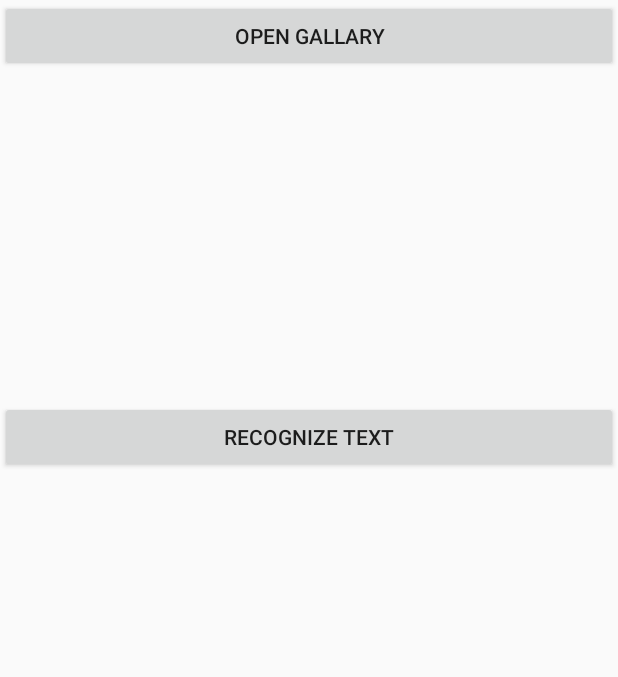
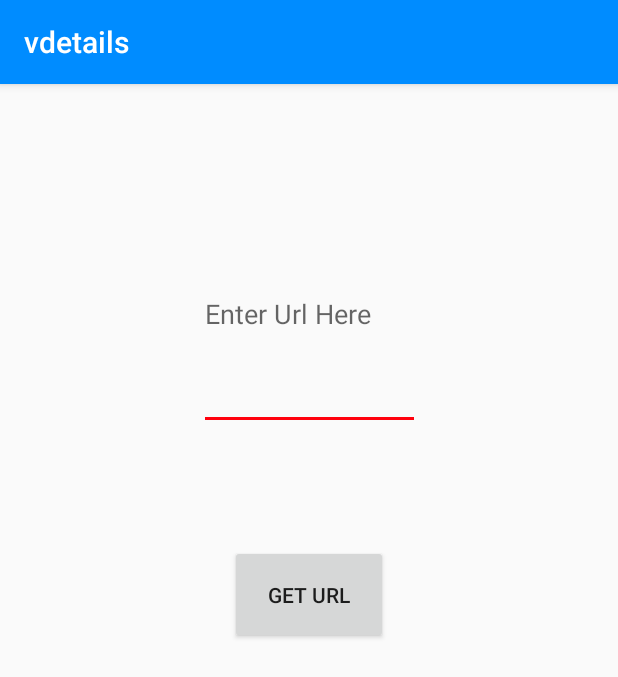
Before and after one commit to Yaswanth3277/vdetails, an Android app: the uploadPic screen opened directly, with no data from a screen before it, on a phone screen of 412 x 824 dp. Shown: the top 677 px of the screen. Run offline under Robolectric (Android 15) with nearby library versions, the phone set to English and light mode, and no system bars; libraries missing offline, so code that uses them is left out: com.googlecode.tesseract; 2 statements that could not run were skipped.

Commit message:
Revert "updates"
This reverts commit 494f54e3fb4a15fd167b90a9f478bd0a1b245eb2.

```diff
--- a/app/src/main/java/com/example/vdetails/uploadPic.java
+++ b/app/src/main/java/com/example/vdetails/uploadPic.java
@@ -1,76 +1,37 @@
 package com.example.vdetails;
 
-import java.io.FileNotFoundException;
-
-import android.app.Activity;
-import android.content.Intent;
 import android.graphics.Bitmap;
 import android.graphics.BitmapFactory;
-import android.net.Uri;
 import android.os.Bundle;
+import android.support.v7.app.AppCompatActivity;
 import android.view.View;
-import android.widget.Button;
-import android.widget.ImageView;
+import android.widget.EditText;
 import android.widget.TextView;
-
 import com.example.vdetails.OcrManager;
 
-public class uploadPic extends Activity {
+public class uploadPic extends AppCompatActivity {
 
-    TextView textTargetUri;
-    ImageView targetImage;
-    Bitmap bitmap;
+    public void onGetText(View view){
+
+        TextView text = findViewById(R.id.urlDisp);
+
+        Bitmap bm = BitmapFactory.decodeResource(getResources(),R.drawable.textfile);
+        OcrManager ocr = new OcrManager();
+        String imageText = ocr.startRecognize(bm);
+        text.setText(imageText);
 
 
-    /** Called when the activity is first created. */
+
+
+    }
+
     @Override
-    public void onCreate(Bundle savedInstanceState) {
+    protected void onCreate(Bundle savedInstanceState) {
         super.onCreate(savedInstanceState);
         setContentView(R.layout.upload_pic);
 
         OcrManager manager = new OcrManager();
         manager.initAPI();
-        Button buttonLoadImage = (Button)findViewById(R.id.loadimage);
-        textTargetUri = (TextView)findViewById(R.id.targeturi);
-        targetImage = (ImageView)findViewById(R.id.targetimage);
-
-        buttonLoadImage.setOnClickListener(new Button.OnClickListener(){
-
-            @Override
-            public void onClick(View arg0) {
-                // TODO Auto-generated method stub
-                Intent intent = new Intent(Intent.ACTION_PICK,
-                        android.provider.MediaStore.Images.Media.EXTERNAL_CONTENT_URI);
-                startActivityForResult(intent, 0);
-            }});
-    }
-
-    @Override
-    public void onActivityResult(int requestCode, int resultCode, Intent data) {
-        // TODO Auto-generated method stub
-        super.onActivityResult(requestCode, resultCode, data);
-
-        if (resultCode == RESULT_OK){
-            Uri targetUri = data.getData();
-            textTargetUri.setText(targetUri.toString());
-
-            try {
-                bitmap = BitmapFactory.decodeStream(getContentResolver().openInputStream(targetUri));
-                targetImage.setImageBitmap(bitmap);
-            } catch (FileNotFoundException e) {
-                // TODO Auto-generated catch block
-                e.printStackTrace();
-            }
-        }
-    }
-
-    public void onGetText(View view){
-
-        TextView text = findViewById(R.id.textDisp);
-
-        OcrManager ocr = new OcrManager();
-        String imageText = ocr.startRecognize(bitmap);
-        text.setText(imageText);
 
     }
 }
--- a/app/src/main/res/layout/upload_pic.xml
+++ b/app/src/main/res/layout/upload_pic.xml
@@ -1,35 +1,42 @@
 <?xml version="1.0" encoding="utf-8"?>
-<LinearLayout xmlns:android="http://schemas.android.com/apk/res/android"
-    android:orientation="vertical"
-    android:layout_width="fill_parent"
-    android:layout_height="fill_parent">
+<android.support.constraint.ConstraintLayout xmlns:android="http://schemas.android.com/apk/res/android"
+    xmlns:tools="http://schemas.android.com/tools"
+    android:layout_width="match_parent"
+    android:layout_height="match_parent"
+    xmlns:app="http://schemas.android.com/apk/res-auto">
+
+    <EditText
+        android:id="@+id/editText"
+        app:layout_constraintBottom_toTopOf="@+id/button3"
+        app:layout_constraintEnd_toEndOf="parent"
+        app:layout_constraintStart_toStartOf="parent"
+        app:layout_constraintTop_toTopOf="parent"
+        android:layout_width="147dp"
+        android:layout_height="154dp"
+        android:ems="10"
+        android:hint="Enter Url Here"
+        android:inputType="textPersonName"
+        tools:layout_editor_absoluteX="102dp"
+        tools:layout_editor_absoluteY="55dp" />
 
     <Button
-        android:id="@+id/loadimage"
-        android:layout_width="fill_parent"
-        android:layout_height="wrap_content"
-        android:text="Open Gallary" />
+        android:id="@+id/button3"
+        android:layout_width="105dp"
+        android:layout_height="66dp"
+        android:onClick="onGetText"
+        android:text="Get Url"
+        app:layout_constraintBottom_toTopOf="@+id/urlDisp"
+        app:layout_constraintEnd_toEndOf="parent"
+        app:layout_constraintStart_toStartOf="parent"
+        app:layout_constraintTop_toBottomOf="@+id/editText" />
 
     <TextView
-        android:id="@+id/targeturi"
-        android:layout_width="fill_parent"
-        android:layout_height="wrap_content" />
+        android:id="@+id/urlDisp"
+        android:layout_width="318dp"
+        android:layout_height="241dp"
+        app:layout_constraintBottom_toBottomOf="parent"
+        app:layout_constraintEnd_toEndOf="parent"
+        app:layout_constraintStart_toStartOf="parent"
+        app:layout_constraintTop_toBottomOf="@+id/button3" />
 
-    <ImageView
-        android:id="@+id/targetimage"
-        android:layout_width="fill_parent"
-        android:layout_height="200dp" />
-
-    <Button
-        android:id="@+id/button"
-        android:layout_width="match_parent"
-        android:layout_height="wrap_content"
-        android:onClick="onGetText"
-        android:text="Recognize Text" />
-
-    <TextView
-        android:id="@+id/textDisp"
-        android:layout_width="match_parent"
-        android:layout_height="210dp" />
-
-</LinearLayout>
+</android.support.constraint.ConstraintLayout>
```
Also changed, not shown: app/src/main/java/com/example/vdetails/takePic.java (+1 -21 lines), app/src/main/res/layout/take_pic.xml (+0 -12 lines).
